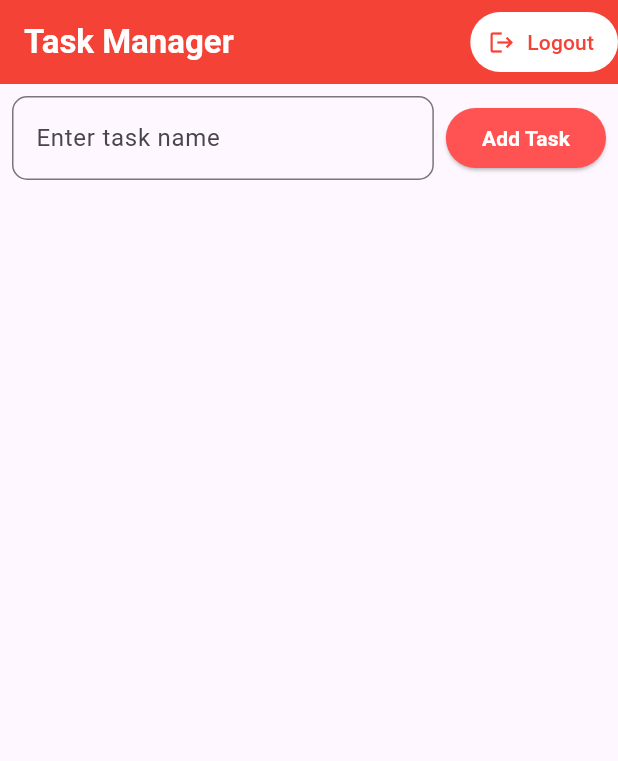
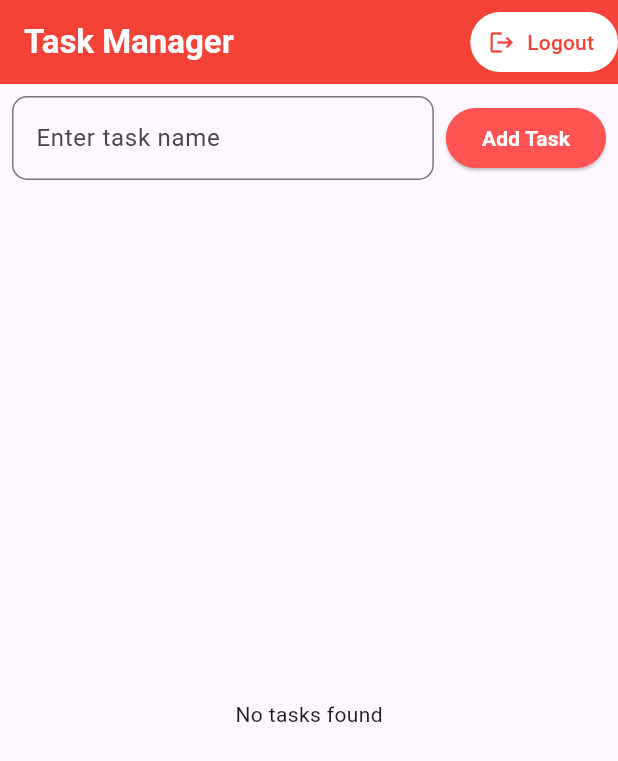
Before and after one commit to bpham30/FlutterTaskManager, a Flutter app: the screen it shows once a user with an empty profile is signed in, after a tap on "Add Task", on a phone screen of 412 x 824 dp. Shown: the top 761 px of the screen. Run offline on Flutter 3.47's test engine with Material 3 defaults, Android fonts, the phone set to English and light mode, and no system bars; our stand-ins replace cloud_firestore, firebase_auth, firebase_core; accounts and stored records are empty.

Commit message:
add: create,complete and delete tasks to firestore collection

```diff
--- a/task_app/lib/task_list.dart
+++ b/task_app/lib/task_list.dart
@@ -1,4 +1,5 @@
 import 'package:firebase_auth/firebase_auth.dart';
+import 'package:cloud_firestore/cloud_firestore.dart';
 import 'package:flutter/material.dart';
 import 'package:task_app/login_signup.dart';
 
@@ -8,20 +9,66 @@ class TaskListScreen extends StatefulWidget {
 }
 
 class _TaskListScreenState extends State<TaskListScreen> {
+  //task input controller
   final TextEditingController _taskController = TextEditingController();
-  List<Map<String, dynamic>> tasks = [];
+
+  //init firestore
+  final FirebaseFirestore _firestore = FirebaseFirestore.instance;
+  //init firebase user
+  final User _user = FirebaseAuth.instance.currentUser!;
+
+  @override
+  void dispose() {
+    _taskController.dispose();
+    super.dispose();
+  }
+
+  //funct to add task to firestore
+  Future<void> _addTask(String taskName) async {
+    //check if task name is not empty
+    if (taskName.isNotEmpty && _user != null) {
+      //add task to firestore
+      await _firestore.collection('tasks').add({
+        //task data
+        'name': taskName,
+        'isCompleted': false,
+        'timestamp': FieldValue.serverTimestamp(),
+        'userId': _user.uid,
+      });
+      //clear task input field
+      _taskController.clear();
+    }
+  }
+
+  //func to delete task
+  Future<void> _deleteTask(String taskId) async {
+    //delete
+    await _firestore.collection('tasks').doc(taskId).delete();
+  }
+
+  //func to update task completion
+  Future<void> _completeTask(String taskId, bool isCompleted) async {
+    //update
+    await _firestore.collection('tasks').doc(taskId).update({
+      'isCompleted': isCompleted,
+    });
+  }
 
   @override
   Widget build(BuildContext context) {
     return Scaffold(
       appBar: AppBar(
-        title: const Text('Task Manager', style: TextStyle(color: Color.fromARGB(255, 255, 255, 255), fontWeight: FontWeight.bold)),
+        title: const Text('Task Manager',
+            style: TextStyle(
+                color: Color.fromARGB(255, 255, 255, 255),
+                fontWeight: FontWeight.bold)),
         backgroundColor: Colors.red,
         actions: [
           TextButton.icon(
             onPressed: () async {
               await FirebaseAuth.instance.signOut();
-          Navigator.of(context).pushReplacement(MaterialPageRoute(builder: (context) => AuthScreen()));
+              Navigator.of(context).pushReplacement(
+                  MaterialPageRoute(builder: (context) => AuthScreen()));
             },
             icon: const Icon(Icons.logout, color: Colors.red),
             label: const Text('Logout', style: TextStyle(color: Colors.red)),
@@ -31,14 +78,13 @@ class _TaskListScreenState extends State<TaskListScreen> {
           ),
         ],
       ),
-
       body: Column(
         children: [
           Padding(
             padding: const EdgeInsets.all(8.0),
             child: Row(
               children: [
-                // Task input field
+                //task input
                 Expanded(
                   child: TextField(
                     controller: _taskController,
@@ -47,54 +93,89 @@ class _TaskListScreenState extends State<TaskListScreen> {
                       border: OutlineInputBorder(
                         borderRadius: BorderRadius.all(Radius.circular(10)),
                       ),
-
                     ),
                   ),
                 ),
                 const SizedBox(width: 8),
-                // Add Task button
+                //add task btn
                 ElevatedButton(
                   onPressed: () {
-                    // Add task to Firebase logic here
+                    _addTask(_taskController.text);
                   },
                   style: ElevatedButton.styleFrom(
                     backgroundColor: Colors.redAccent,
                   ),
-                  child: const Text('Add Task', style: TextStyle(color: Color.fromARGB(255, 255, 255, 255), fontWeight: FontWeight.bold),),
+                  child: const Text(
+                    'Add Task',
+                    style: TextStyle(
+                        color: Color.fromARGB(255, 255, 255, 255),
+                        fontWeight: FontWeight.bold),
+                  ),
                 ),
               ],
             ),
           ),
+          //task list
           Expanded(
-            child: ListView.builder(
+            child: StreamBuilder<QuerySnapshot>(
+              // Stream for tasks filtered by userId
+              stream: _firestore
+                  .collection('tasks')
+                  .where('userId', isEqualTo: _user.uid)
+                  .orderBy('timestamp')
+                  .snapshots(),
+              builder: (context, snapshot) {
+                //loading
+                if (snapshot.connectionState == ConnectionState.waiting) {
+                  return const Center(child: CircularProgressIndicator());
+                }
+                //error
+                if (snapshot.hasError) {
+                  return const Center(child: Text("Error loading tasks. Please log out and try again."));
+                }
+                //no tasks found
+                if (!snapshot.hasData || snapshot.data!.docs.isEmpty) {
+                  return const Center(child: Text("No tasks found"));
+                }
+                //tasks found
+                final tasks = snapshot.data!.docs;
+
+                //task list
+                return ListView.builder(
                   itemCount: tasks.length,
                   itemBuilder: (context, index) {
+                    //task data
                     final task = tasks[index];
+                    final taskData = task.data() as Map<String, dynamic>;
+                    final taskId = task.id;
+                    final taskName = taskData['name'];
+                    final isCompleted = taskData['isCompleted'];
+
+                    //task list tile
                     return ListTile(
                       title: Text(
-                    task['name'],
+                        taskName,
                         style: TextStyle(
-                      decoration: task['isCompleted']
-                          ? TextDecoration.lineThrough
-                          : null,
+                          decoration:
+                              isCompleted ? TextDecoration.lineThrough : null,
                         ),
                       ),
+                      //complete task check
                       leading: Checkbox(
-                    value: task['isCompleted'],
-                    onChanged: (value) {
-                      // Update completion status in Firebase
-                    },
+                        value: isCompleted,
+                        onChanged: (value) => _completeTask(taskId, value!),
                       ),
+                      //delete task btn
                       trailing: IconButton(
                         icon: const Icon(Icons.delete),
-                    onPressed: () {
-                      // Delete task from Firebase
-                    },
+                        onPressed: () => _deleteTask(taskId),
                       ),
                     );
                   },
+                );
+              },
             ),
-          ),
+          )
         ],
       ),
     );
```
Lines whose indentation alone changed are shown as unchanged.
